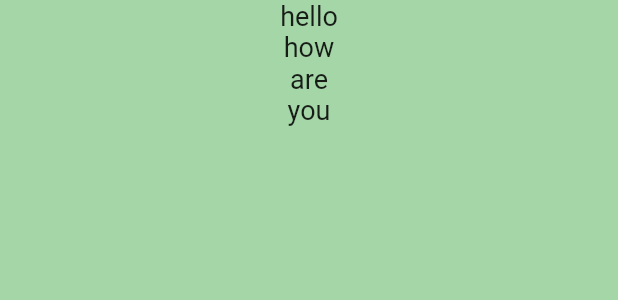
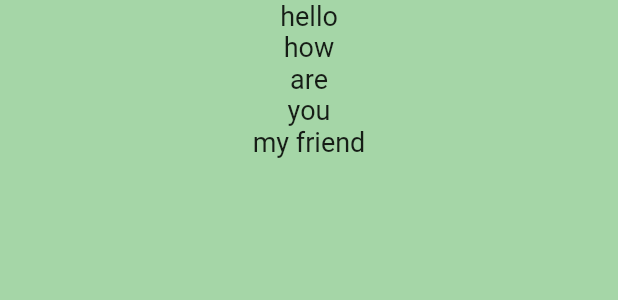
Before and after one commit to princepravin/Parampara-repository, a Flutter app: the GitHubPractice1 widget shown alone on an empty page, opened directly, on a phone screen of 412 x 824 dp. Shown: the top 300 px of the screen. Run offline on Flutter 3.47's test engine with Material 2 defaults, Android fonts, the phone set to English and light mode, and no system bars.

Commit message:
Update github_practice1.dart

```diff
--- a/lib/github practice/github_practice1.dart
+++ b/lib/github practice/github_practice1.dart
@@ -40,6 +40,12 @@ class _GitHubPractice1State extends State<GitHubPractice1> {
               fontSize: 18,
             ),
           ),
+          Text(
+            'my friend',
+            style: TextStyle(
+              fontSize: 18,
+            ),
+          ),
         ],
       ),
     );
```
